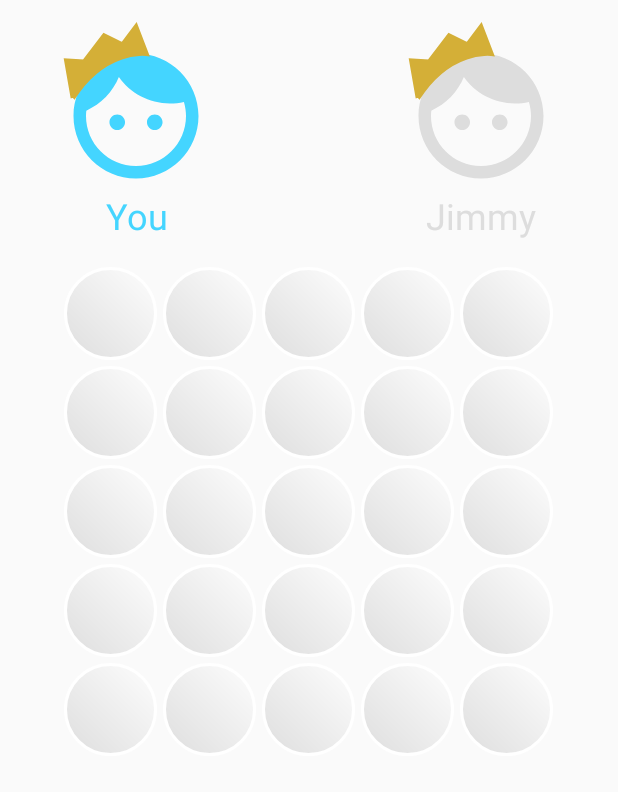
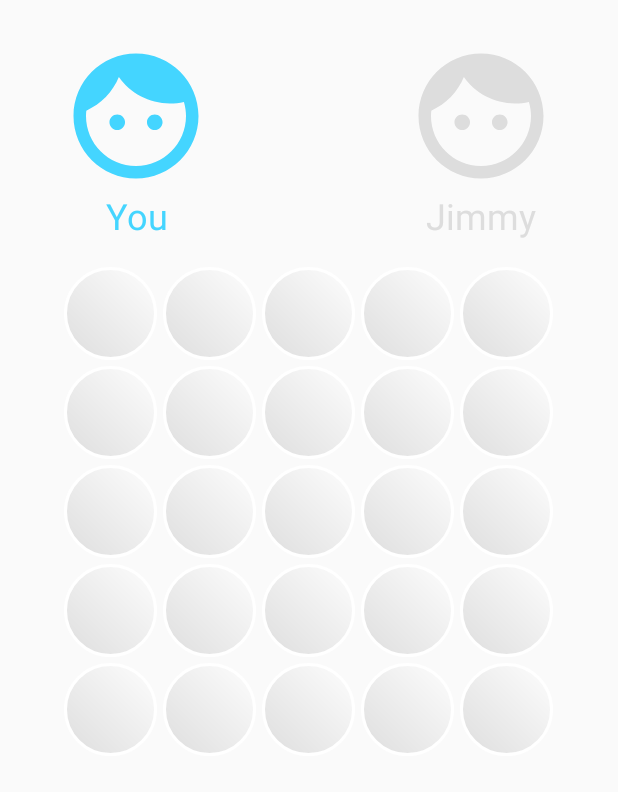
Before and after one commit to wilbur04/llama_Avoid4, an Android app: the screen it shows after launch (RobotActivity), after a tap on "1 PLAYER", on a phone screen of 412 x 824 dp. Shown: the top 792 px of the screen. Run offline under Robolectric (Android 15) with nearby library versions, the phone set to English and light mode, and no system bars.

Commit message:
Win Screen Complete + Draw

```diff
--- a/app/src/main/AndroidManifest.xml
+++ b/app/src/main/AndroidManifest.xml
@@ -22,6 +22,7 @@
         <activity  android:name=".SetupActivity" />
         <activity android:name=".GameActivity" />
         <activity android:name=".RobotActivity" />
+        <activity android:name=".PopUpActivity"/>
 
     </application>
 
--- a/app/src/main/java/com/llamaniac/not4/avoid4/RobotActivity.java
+++ b/app/src/main/java/com/llamaniac/not4/avoid4/RobotActivity.java
@@ -14,16 +14,16 @@ import java.util.Map;
 public class RobotActivity extends AppCompatActivity implements View.OnClickListener{
     private Button c1a, c2a, c3a, c4a, c5a, c1b, c2b, c3b, c4b, c5b, c1c, c2c, c3c, c4c, c5c
             , c1d, c2d, c3d, c4d, c5d, c1e, c2e, c3e, c4e, c5e, restart_button;
-    private TextView player_turn_string, jimmy_turn_string, notify_text;
+    private TextView player_turn_string, jimmy_turn_string, winBoxText;
     private int currentPlayer;
     private int[][] currentBoard;
     public static Grid grid;
     private AI jimmy;
     private int color_player1, color_player2;
     private HashMap<String, Button> buttons;
-    private String popUpMsg;
+    private String name1, name2;
     public static final String TAG = RobotActivity.class.getSimpleName();
-    private ImageView p1_icon, p2_icon;
+    private ImageView p1_icon, p2_icon, p1_crown, p2_crown;
 
 
     @Override
@@ -39,17 +39,24 @@ public class RobotActivity extends AppCompatActivity implements View.OnClickList
         p1_icon.setColorFilter(color_player1);
         p2_icon.setColorFilter(getResources().getColor(R.color.disable));
 
+        p1_crown = (ImageView) findViewById(R.id.p1crown);
+        p2_crown = (ImageView) findViewById(R.id.p2crown);
+        p1_crown.setVisibility(View.INVISIBLE);
+        p2_crown.setVisibility(View.INVISIBLE);
+
+        name1 = "You";
+        name2 = "Jimmy";
+
 
         player_turn_string = (TextView)findViewById(R.id.player1_turn_string);
         player_turn_string.setTextColor(color_player1);
-        player_turn_string.setText("You");
-
-        notify_text = (TextView)findViewById(R.id.nofify_text);
-        notify_text.setText("");
+        player_turn_string.setText(name1);
 
         jimmy_turn_string = (TextView)findViewById(R.id.player2_turn_string);
         jimmy_turn_string.setTextColor(getResources().getColor(R.color.disable));
-        jimmy_turn_string.setText("Jimmy");
+        jimmy_turn_string.setText(name2);
+
+        winBoxText = (TextView)findViewById(R.id.winBoxText);
 
 
         grid = new Grid();
@@ -170,11 +177,6 @@ public class RobotActivity extends AppCompatActivity implements View.OnClickList
             buttons.get(s).setTextColor(getResources().getColor(R.color.white));
             buttons.get(s).setText("✦");
         }
-
-        player_turn_string.setTextColor(getResources().getColor(R.color.disable));
-        jimmy_turn_string.setTextColor(getResources().getColor(R.color.disable));
-        p1_icon.setColorFilter(getResources().getColor(R.color.disable));
-        p2_icon.setColorFilter(getResources().getColor(R.color.disable));
 
         findViewById(R.id.restart_button).setVisibility(View.VISIBLE);
     }
@@ -317,8 +319,10 @@ public class RobotActivity extends AppCompatActivity implements View.OnClickList
                 jimmy_turn_string.setTextColor(getResources().getColor(R.color.disable));
             }
         }else{
-            notify_text.setText("Game Over");
-            endGame();
+            p1_crown.setVisibility(View.VISIBLE);
+            p2_crown.setVisibility(View.VISIBLE);
+            winBoxText.setText("Draw");
+            end_game_settings();
         }
     }
 
@@ -361,20 +365,28 @@ public class RobotActivity extends AppCompatActivity implements View.OnClickList
         currentBoard = grid.getBoard();
         concatNameAndSet();
         if (grid.getPlayer1lost()) {
-            popUpMsg = "Jimmy Won";
-            notify_text.setText(popUpMsg);
-            notify_text.setTextColor(color_player2);
-
+            p2_crown.setVisibility(View.VISIBLE);
+            winBoxText.setText(name2 + " Won");
+            end_game_settings();
             endGame();
             return true;
         } else if (grid.getPlayer2lost()) {
-            popUpMsg = "You Won";
-            notify_text.setText(popUpMsg);
-            notify_text.setTextColor(color_player1);
+            p1_crown.setVisibility(View.VISIBLE);
+            winBoxText.setText(name1 + " Won");
+            end_game_settings();
             endGame();
             return true;
         }
         return false;
+    }
+
+    private void end_game_settings() {
+        endGame();
+        findViewById(R.id.winBox).setVisibility(View.VISIBLE);
+        p1_icon.setColorFilter(color_player1);
+        p2_icon.setColorFilter(color_player2);
+        player_turn_string.setTextColor(color_player1);
+        jimmy_turn_string.setTextColor(color_player2);
     }
 
     private void columnBtn(int column) {
--- a/app/src/main/res/layout/activity_game.xml
+++ b/app/src/main/res/layout/activity_game.xml
@@ -280,17 +280,7 @@
         android:layout_alignRight="@+id/linearLayout"
         android:layout_alignEnd="@+id/linearLayout" />
 
-    <TextView
-        android:id="@+id/nofify_text"
-        android:layout_width="wrap_content"
-        android:layout_height="wrap_content"
-        android:ems="10"
-        android:inputType="textMultiLine"
-        android:textAlignment="center"
-        android:textSize="40sp"
-        android:layout_marginBottom="27dp"
-        android:layout_above="@+id/player1_turn_string"
-        android:layout_centerHorizontal="true" />
+
 
     <ImageView
         android:id="@+id/p2crown"
@@ -301,6 +291,7 @@
         android:layout_alignTop="@+id/p1crown"
         android:layout_alignLeft="@+id/p2imageView"
         android:layout_alignStart="@+id/p2imageView" />
+
     <ImageView
         android:id="@+id/p1crown"
         android:layout_width="60dp"
@@ -312,5 +303,27 @@
         android:layout_alignStart="@+id/p1imageView"
         android:layout_marginTop="11dp" />
 
+    <RelativeLayout
+        android:id="@+id/winBox"
+        android:layout_width="match_parent"
+        android:layout_height="wrap_content"
+        android:layout_centerVertical="true"
+        android:layout_centerHorizontal="true"
+        android:paddingTop="20dp"
+        android:paddingBottom="20dp"
+        android:background="@color/gold_overlay"
+        android:elevation="2dp"
+        android:visibility="invisible">
+        <TextView
+            android:id="@+id/winBoxText"
+            android:layout_width="wrap_content"
+            android:layout_height="wrap_content"
+            android:layout_centerInParent="true"
+            android:text="X Won"
+            android:textColor="@color/white"
+            android:textSize="28sp"
+            />
+    </RelativeLayout>
+
 
 </RelativeLayout>
--- a/app/src/main/res/values/colors.xml
+++ b/app/src/main/res/values/colors.xml
@@ -9,5 +9,5 @@
     <color name="player_2">#ddfa6b2e</color>
     <color name="disable">#dddddd</color>
     <color name="white">#ffffff</color>
-    <color name="gold_overlay">#d4af37</color>
+    <color name="gold_overlay">#ffd23e</color>
 </resources>
```
Also changed, not shown: app/src/main/java/com/llamaniac/not4/avoid4/GameActivity.java (+25 -45 lines), app/src/main/java/com/llamaniac/not4/avoid4/PopUpActivity.java (added, +28 -0 lines), app/src/main/res/layout/activity_popup.xml (added, +18 -0 lines).
